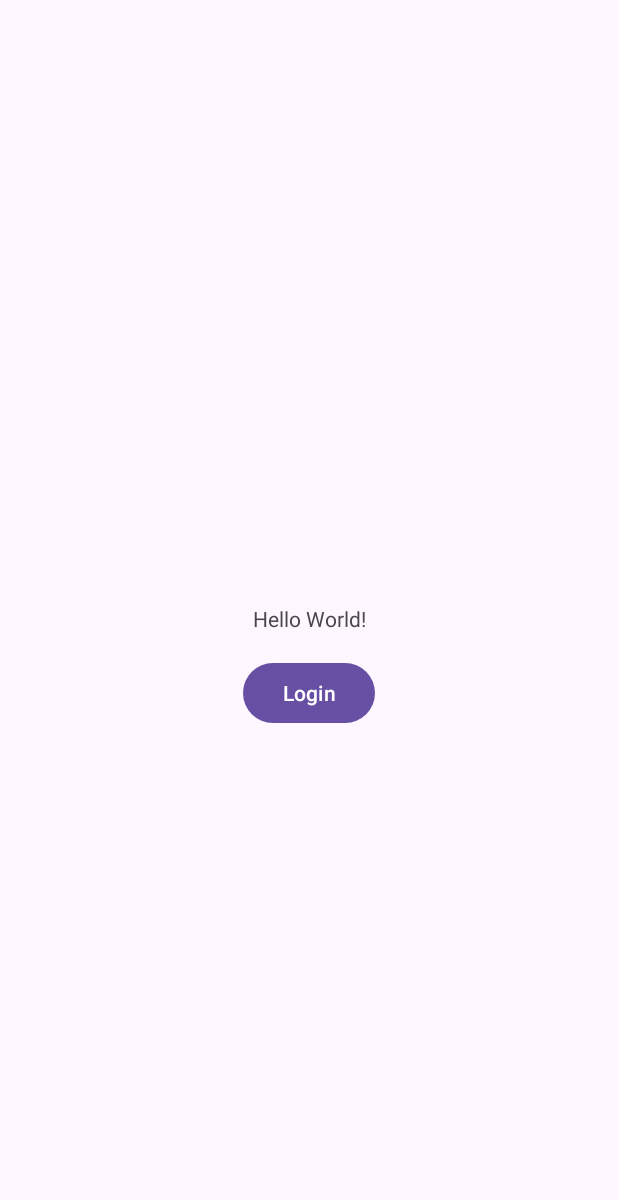
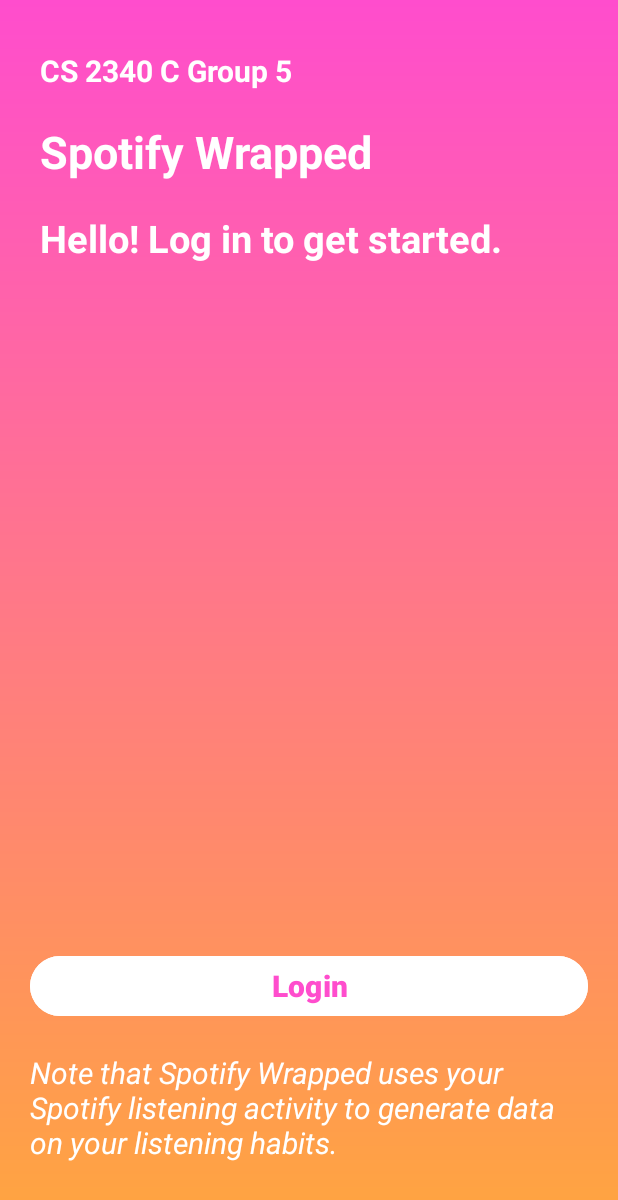
Before and after one commit to asalontai/spotify-wrapped, an Android app: the screen it shows after launch (MainActivity), on a phone screen of 412 x 824 dp. Shown: the top 1200 px of the screen. Run offline under Robolectric (Android 15) with nearby library versions, the phone set to English and light mode, and no system bars.

Commit message:
UI changes on login
UI changes to log in page

```diff
--- /dev/null
+++ b/app/src/main/res/drawable/gradient.xml
@@ -0,0 +1,8 @@
+<?xml version="1.0" encoding="utf-8"?>
+<shape xmlns:android="http://schemas.android.com/apk/res/android"
+android:shape="rectangle">
+<gradient
+    android:startColor="#FFA63E"
+    android:endColor="#FF4DCD"
+    android:angle="90" />
+</shape>
--- a/app/src/main/res/layout/activity_main.xml
+++ b/app/src/main/res/layout/activity_main.xml
@@ -5,29 +5,87 @@
     xmlns:tools="http://schemas.android.com/tools"
     android:layout_width="match_parent"
     android:layout_height="match_parent"
-    tools:context=".MainActivity">
+    tools:context=".MainActivity"
+    android:background="@drawable/gradient">
 
-    <!-- TextView -->
+    <LinearLayout
+        android:layout_width="match_parent"
+        android:layout_height="match_parent"
+        android:orientation="vertical"
+        android:layout_marginTop="50px"
+        android:layout_marginBottom="50px"
+        android:layout_marginLeft="40px"
+        android:layout_marginRight="40px">
+
+
         <TextView
-        android:id="@+id/textView"
             android:layout_width="wrap_content"
             android:layout_height="wrap_content"
-        android:text="Hello World!"
-        app:layout_constraintBottom_toBottomOf="parent"
-        app:layout_constraintEnd_toEndOf="parent"
-        app:layout_constraintStart_toStartOf="parent"
-        app:layout_constraintTop_toTopOf="parent" />
+            android:text="CS 2340 C Group 5"
+            android:layout_gravity="left"
+            android:textSize="20dp"
+            android:layout_marginBottom="20dp"
+            android:textStyle="bold"
+            android:textColor="@color/white"/>
+        <TextView
+            android:layout_width="wrap_content"
+            android:layout_height="wrap_content"
+            android:text="Spotify Wrapped"
+            android:layout_gravity="left"
+            android:textSize="30dp"
+            android:layout_marginBottom="20dp"
+            android:textStyle="bold"
+            android:textColor="@color/white"/>
+        <TextView
+            android:layout_width="wrap_content"
+            android:layout_height="wrap_content"
+            android:text="Hello! Log in to get started."
+            android:layout_gravity="left"
+            android:textSize="25dp"
+            android:layout_marginBottom="20dp"
+            android:textStyle="bold"
+            android:textColor="@color/white"/>
+
+
+
+    </LinearLayout>
+
+    <LinearLayout
+        android:layout_width="match_parent"
+        android:layout_height="wrap_content"
+        android:orientation="vertical"
+        android:layout_marginTop="50px"
+        android:layout_marginBottom="50px"
+        android:layout_marginLeft="30px"
+        android:layout_marginRight="30px"
+        app:layout_constraintBottom_toBottomOf="parent">
 
         <!-- Login Button -->
         <Button
             android:id="@+id/loginButton"
+            android:layout_width="match_parent"
+            android:layout_height="wrap_content"
+            android:text="Login"
+            android:layout_marginTop="16dp"
+            android:onClick="onLoginButtonClick"
+            android:textColor="#FF4DCD"
+            android:backgroundTint="@color/white"
+            android:layout_marginBottom="20dp"
+            android:textSize="20dp"
+            android:textStyle="bold"/>
+
+        <TextView
             android:layout_width="wrap_content"
             android:layout_height="wrap_content"
-        android:text="Login"
-        app:layout_constraintTop_toBottomOf="@id/textView"
-        app:layout_constraintStart_toStartOf="parent"
-        app:layout_constraintEnd_toEndOf="parent"
-        android:layout_marginTop="16dp"
-        android:onClick="onLoginButtonClick" />
+            android:text="Note that Spotify Wrapped uses your Spotify listening activity to generate data on your listening habits."
+            android:layout_gravity="left"
+            android:textSize="20dp"
+            android:layout_marginBottom="15dp"
+            android:textStyle="italic"
+            android:textColor="@color/white"/>
+
+    </LinearLayout>
+
+
 
 </androidx.constraintlayout.widget.ConstraintLayout>
```
Lines whose indentation alone changed are shown as unchanged.
